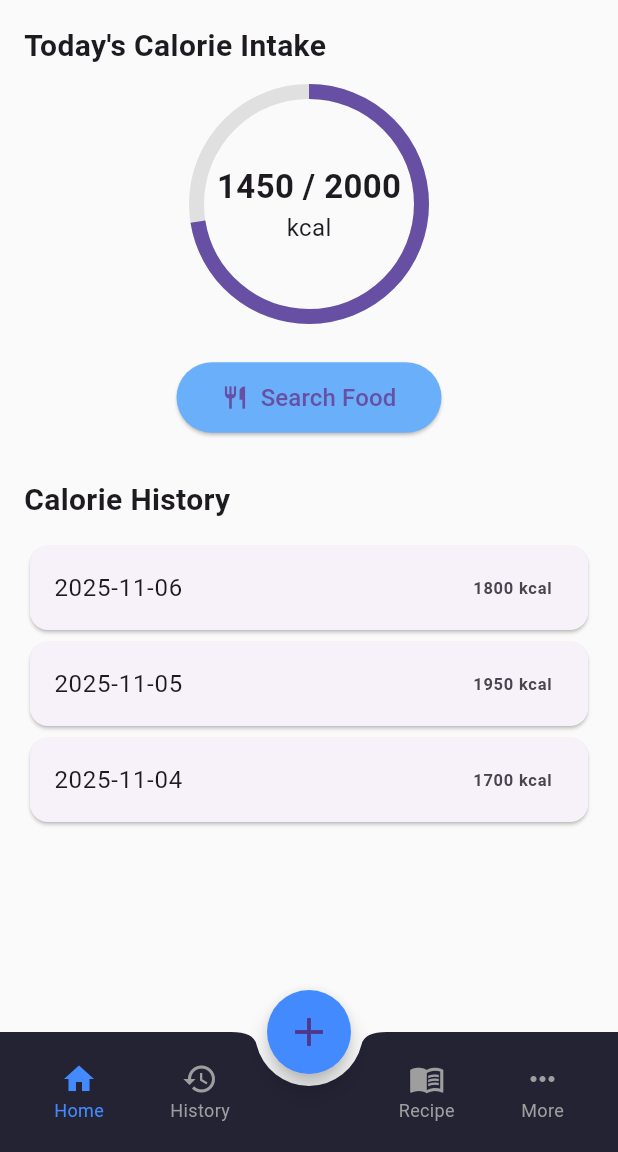
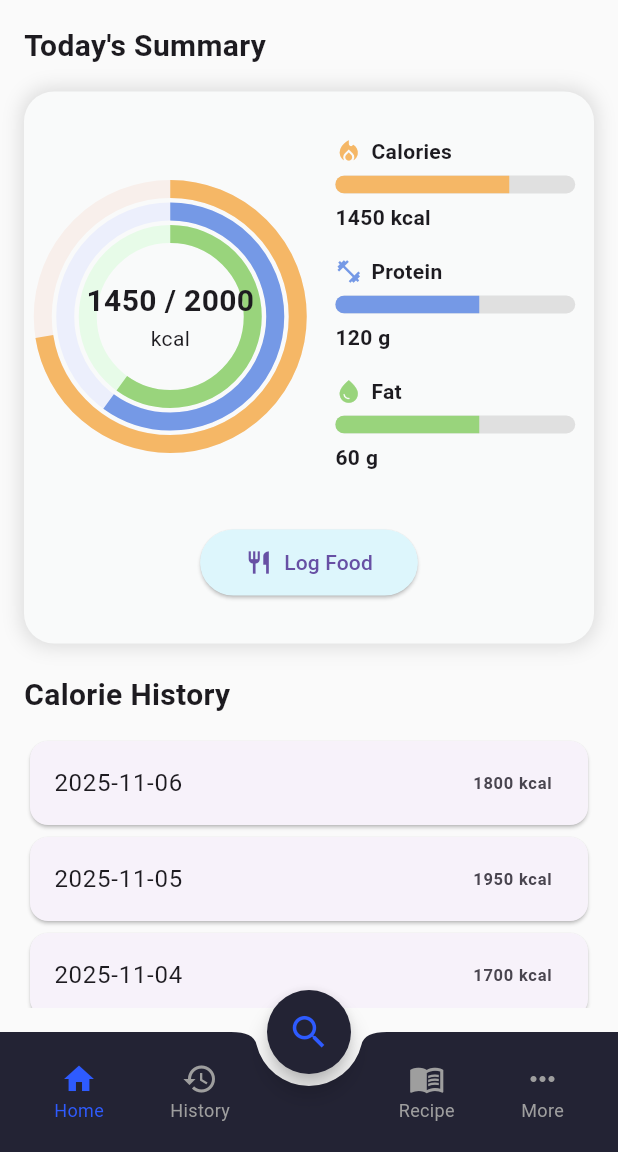
Before and after one commit to okkaraungaung/EatSmart, a Flutter app: the screen it shows after launch, on a phone screen of 412 x 824 dp, the part 84-1236 px from its top. Run offline on Flutter 3.47's test engine with Material 3 defaults, Android fonts, the phone set to English and light mode, and no system bars.

Commit message:
Adding Layers Circle and Bars in Home Screen

```diff
--- a/lib/home_screen.dart
+++ b/lib/home_screen.dart
@@ -13,6 +13,11 @@ class HomeScreen extends StatefulWidget {
 class _HomeScreenState extends State<HomeScreen> {
   int dailyGoal = 2000;
   int todayCalories = 1450;
+  int protein = 120;
+  int proteingoal = 200;
+  int fat = 60;
+  int fatgoal = 100;
+
   int _selectedIndex = 0;
 
   late final List<Widget> _screens;
@@ -40,7 +45,7 @@ class _HomeScreenState extends State<HomeScreen> {
       body: IndexedStack(index: _selectedIndex, children: _screens),
 
       floatingActionButton: FloatingActionButton(
-        backgroundColor: Colors.blueAccent,
+        backgroundColor: const Color(0xFF232334),
         shape: const CircleBorder(),
         onPressed: () {
           Navigator.push(
@@ -48,7 +53,7 @@ class _HomeScreenState extends State<HomeScreen> {
             MaterialPageRoute(builder: (_) => const FoodSearchScreen()),
           );
         },
-        child: const Icon(Icons.add, size: 32),
+        child: const Icon(Icons.search, size: 29, color: Color(0xFF2E5BFF)),
       ),
       floatingActionButtonLocation: FloatingActionButtonLocation.centerDocked,
 
@@ -74,7 +79,64 @@ class _HomeScreenState extends State<HomeScreen> {
   }
 
   Widget _buildHomeContent() {
-    double progress = todayCalories / dailyGoal;
+    double calProgress = todayCalories / dailyGoal;
+    double proteinProgress = protein / proteingoal;
+    double fatProgress = fat / fatgoal;
+
+    Widget _nutrientBar({
+      required IconData icon,
+      required String label,
+      required double value,
+      required Color color,
+      required String amountText,
+    }) {
+      return Column(
+        crossAxisAlignment: CrossAxisAlignment.start,
+        children: [
+          Row(
+            children: [
+              Icon(icon, size: 18, color: color),
+              const SizedBox(width: 6),
+              Text(
+                label,
+                style: const TextStyle(
+                  fontSize: 14,
+                  fontWeight: FontWeight.bold,
+                ),
+              ),
+            ],
+          ),
+
+          const SizedBox(height: 6),
+
+          Container(
+            width: 160,
+            height: 12,
+            decoration: BoxDecoration(
+              color: Colors.grey.shade300,
+              borderRadius: BorderRadius.circular(6),
+            ),
+            child: ClipRRect(
+              borderRadius: BorderRadius.circular(6),
+              child: FractionallySizedBox(
+                alignment: Alignment.centerLeft,
+                widthFactor: value,
+                child: Container(color: color),
+              ),
+            ),
+          ),
+
+          const SizedBox(height: 6),
+
+          Text(
+            amountText,
+            style: const TextStyle(fontSize: 14, fontWeight: FontWeight.bold),
+          ),
+
+          const SizedBox(height: 16),
+        ],
+      );
+    }
 
     List<Map<String, dynamic>> history = [
       {"date": "2025-11-06", "calories": 1800},
@@ -88,22 +150,85 @@ class _HomeScreenState extends State<HomeScreen> {
         crossAxisAlignment: CrossAxisAlignment.start,
         children: [
           const Text(
-            "Today's Calorie Intake",
+            "Today's Summary",
             style: TextStyle(fontSize: 20, fontWeight: FontWeight.bold),
           ),
           const SizedBox(height: 16),
 
-          Center(
-            child: Stack(
+          Container(
+            width: double.infinity,
+            padding: const EdgeInsets.symmetric(vertical: 30),
+            decoration: BoxDecoration(
+              color: const Color.fromARGB(255, 249, 250, 250),
+              borderRadius: BorderRadius.circular(20),
+              boxShadow: [
+                BoxShadow(
+                  color: Colors.black12,
+                  blurRadius: 10,
+                  spreadRadius: 2,
+                ),
+              ],
+            ),
+
+            // CONTENT INSIDE WHITE BOX
+            child: Column(
+              children: [
+                // ROW: CYCLE + BARS
+                Row(
+                  mainAxisAlignment: MainAxisAlignment.center,
+                  children: [
+                    // 3-LAYER CYCLE (UNCHANGED)
+                    Stack(
                       alignment: Alignment.center,
                       children: [
+                        // Calories
                         SizedBox(
-                  width: 150,
-                  height: 150,
+                          width: 170,
+                          height: 170,
                           child: CircularProgressIndicator(
-                    value: progress,
-                    strokeWidth: 10,
-                    backgroundColor: Colors.grey[300],
+                            value: calProgress,
+                            strokeWidth: 12,
+                            backgroundColor: const Color.fromARGB(
+                              255,
+                              248,
+                              239,
+                              235,
+                            ),
+                            color: const Color(0xFFF5B766),
+                          ),
+                        ),
+
+                        // Protein
+                        SizedBox(
+                          width: 140,
+                          height: 140,
+                          child: CircularProgressIndicator(
+                            value: proteinProgress,
+                            strokeWidth: 12,
+                            backgroundColor: const Color.fromARGB(
+                              255,
+                              236,
+                              239,
+                              252,
+                            ),
+                            color: const Color(0xFF7599E6),
+                          ),
+                        ),
+
+                        // Fat
+                        SizedBox(
+                          width: 110,
+                          height: 110,
+                          child: CircularProgressIndicator(
+                            value: fatProgress,
+                            strokeWidth: 12,
+                            backgroundColor: const Color.fromARGB(
+                              255,
+                              231,
+                              251,
+                              232,
+                            ),
+                            color: const Color(0xFF99D47C),
                           ),
                         ),
                         Column(
@@ -111,40 +236,78 @@ class _HomeScreenState extends State<HomeScreen> {
                             Text(
                               "$todayCalories / $dailyGoal",
                               style: const TextStyle(
-                        fontSize: 22,
+                                fontSize: 20,
                                 fontWeight: FontWeight.bold,
                               ),
                             ),
-                    const Text("kcal", style: TextStyle(fontSize: 16)),
+                            const Text("kcal"),
                           ],
+                        ),
+                      ],
+                    ),
+
+                    const SizedBox(width: 25),
+                    // Bars WITH icons (line-by-line)
+                    Column(
+                      crossAxisAlignment: CrossAxisAlignment.start,
+                      children: [
+                        _nutrientBar(
+                          icon: Icons.local_fire_department,
+                          label: "Calories",
+                          value: calProgress,
+                          color: const Color(0xFFF5B766),
+                          amountText: "$todayCalories kcal",
+                        ),
+
+                        _nutrientBar(
+                          icon: Icons.fitness_center,
+                          label: "Protein",
+                          value: proteinProgress,
+                          color: const Color(0xFF7599E6),
+                          amountText: "$protein g",
+                        ),
+
+                        _nutrientBar(
+                          icon: Icons.water_drop,
+                          label: "Fat",
+                          value: fatProgress,
+                          color: const Color(0xFF99D47C),
+                          amountText: "$fat g",
+                        ),
+                      ],
+                    ),
+                  ],
+                ),
+
+                const SizedBox(height: 20),
+
+                ElevatedButton.icon(
+                  style: ElevatedButton.styleFrom(
+                    padding: const EdgeInsets.symmetric(
+                      horizontal: 30,
+                      vertical: 12,
+                    ),
+                    backgroundColor: const Color(0xFFDDF6FC),
+                    shape: RoundedRectangleBorder(
+                      borderRadius: BorderRadius.circular(30),
+                    ),
+                  ),
+                  onPressed: () {
+                    Navigator.push(
+                      context,
+                      MaterialPageRoute(
+                        builder: (_) => const FoodSearchScreen(),
+                      ),
+                    );
+                  },
+                  icon: const Icon(Icons.restaurant),
+                  label: const Text("Log Food"),
                 ),
               ],
             ),
           ),
 
-          const SizedBox(height: 30),
-
-          Center(
-            child: ElevatedButton.icon(
-              style: ElevatedButton.styleFrom(
-                padding: const EdgeInsets.symmetric(
-                  horizontal: 30,
-                  vertical: 12,
-                ),
-                backgroundColor: const Color.fromARGB(255, 106, 175, 249),
-              ),
-              onPressed: () {
-                Navigator.push(
-                  context,
-                  MaterialPageRoute(builder: (_) => const FoodSearchScreen()),
-                );
-              },
-              icon: const Icon(Icons.restaurant),
-              label: const Text("Search Food", style: TextStyle(fontSize: 16)),
-            ),
-          ),
-
-          const SizedBox(height: 30),
+          const SizedBox(height: 20),
 
           const Text(
             "Calorie History",
@@ -193,11 +356,14 @@ class _HomeScreenState extends State<HomeScreen> {
         child: Column(
           mainAxisSize: MainAxisSize.min,
           children: [
-            Icon(icon, color: isSelected ? Colors.blueAccent : Colors.grey),
+            Icon(
+              icon,
+              color: isSelected ? const Color(0xFF2E5BFF) : Colors.grey,
+            ),
             Text(
               label,
               style: TextStyle(
-                color: isSelected ? Colors.blueAccent : Colors.grey,
+                color: isSelected ? const Color(0xFF2E5BFF) : Colors.grey,
                 fontSize: 12,
               ),
             ),
```
Lines whose indentation alone changed are shown as unchanged.
